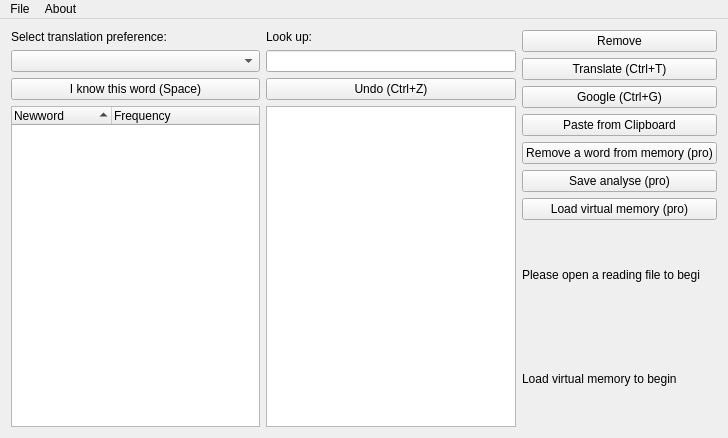
First picture: the form in mainwindow.ui, repository votinh1210/ReadingProject, before the edit.
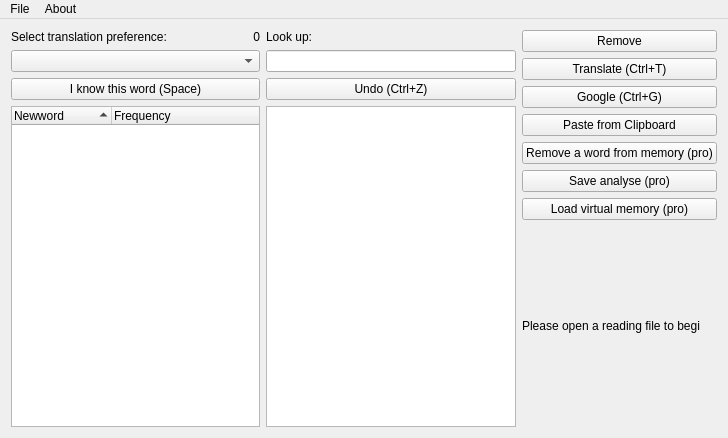
Second picture: the form after the edit.

Diff of the .ui file:
```diff
--- a/mainwindow.ui
+++ b/mainwindow.ui
@@ -20,16 +20,9 @@
    <property name="autoFillBackground">
     <bool>false</bool>
    </property>
-   <layout class="QHBoxLayout" name="horizontalLayout" stretch="2,0">
+   <layout class="QHBoxLayout" name="horizontalLayout_2">
     <item>
      <layout class="QGridLayout" name="gridLayout" rowminimumheight="0,0,0,1">
-      <item row="0" column="0">
-       <widget class="QLabel" name="labelLanguage">
-        <property name="text">
-         <string>Select translation preference:</string>
-        </property>
-       </widget>
-      </item>
       <item row="0" column="1">
        <widget class="QLabel" name="labelLookup">
         <property name="text">
@@ -80,13 +73,29 @@
       <item row="1" column="0">
        <widget class="QComboBox" name="comboBox"/>
       </item>
-     </layout>
+      <item row="0" column="0">
+       <layout class="QHBoxLayout" name="horizontalLayout">
+        <item>
+         <widget class="QLabel" name="labelLanguage">
+          <property name="text">
+           <string>Select translation preference:</string>
+          </property>
+         </widget>
     </item>
     <item>
-     <layout class="QVBoxLayout" name="rightLayout" stretch="0,0,1">
-      <property name="sizeConstraint">
-       <enum>QLayout::SetDefaultConstraint</enum>
-      </property>
+         <widget class="QLabel" name="label_2">
+          <property name="text">
+           <string>0</string>
+          </property>
+          <property name="alignment">
+           <set>Qt::AlignRight|Qt::AlignTrailing|Qt::AlignVCenter</set>
+          </property>
+         </widget>
+        </item>
+       </layout>
+      </item>
+     </layout>
+    </item>
       <item>
        <layout class="QVBoxLayout" name="commandLayout">
         <property name="sizeConstraint">
@@ -141,8 +150,6 @@
           </property>
          </widget>
         </item>
-       </layout>
-      </item>
       <item>
        <widget class="QLabel" name="label">
         <property name="sizePolicy">
@@ -165,13 +172,6 @@
         </property>
        </widget>
       </item>
-      <item>
-       <widget class="QLabel" name="label_2">
-        <property name="text">
-         <string>Load virtual memory to begin</string>
-        </property>
-       </widget>
-      </item>
      </layout>
     </item>
    </layout>
```
Left out of the diff: 1 changed line with no effect on the pictures. Lines whose indentation alone changed are shown as unchanged.
